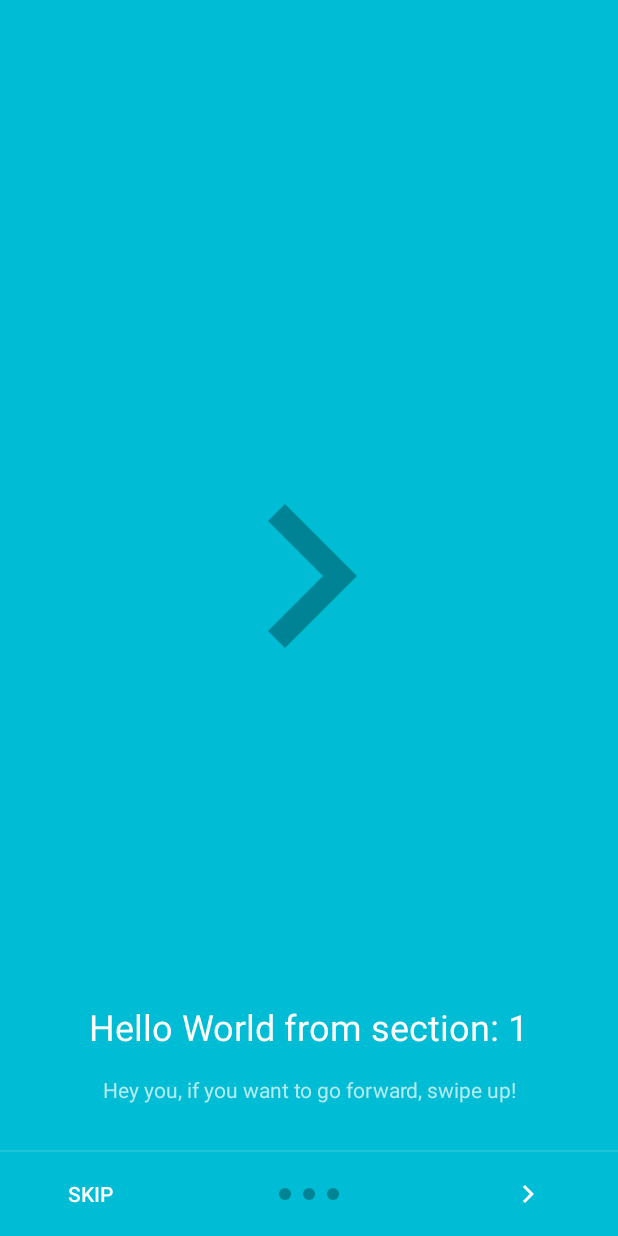
After one commit to ajr-zimmer/robodysseycontroller, an Android app: the TutorialActivity screen opened directly, with no data from a screen before it, on a phone screen of 412 x 824 dp. The commit adds this screen. Run offline under Robolectric (Android 15) with nearby library versions, the phone set to English and light mode, and no system bars.

Commit message:
Major update, new tabbed tutorial page activity. UI there, but not functional yet

```diff
--- a/app/build.gradle
+++ b/app/build.gradle
@@ -24,6 +24,8 @@ dependencies {
     androidTestCompile('com.android.support.test.espresso:espresso-core:2.2.2', {
         exclude group: 'com.android.support', module: 'support-annotations'
     })
+    // Added for onboarding/tutorial page
     compile 'com.android.support:appcompat-v7:24.2.1'
+    compile 'com.android.support:design:24.2.1'
     testCompile 'junit:junit:4.12'
 }
--- a/app/src/main/AndroidManifest.xml
+++ b/app/src/main/AndroidManifest.xml
@@ -15,6 +15,10 @@
                 <category android:name="android.intent.category.LAUNCHER" />
             </intent-filter>
         </activity>
+        <activity
+            android:name=".TutorialActivity"
+            android:label="@string/title_activity_tutorial"
+            android:theme="@style/AppTheme.NoActionBar"></activity>
     </application>
 
 </manifest>
--- a/app/src/main/java/com/cain/robodysseycontroller/MainActivity.java
+++ b/app/src/main/java/com/cain/robodysseycontroller/MainActivity.java
@@ -1,5 +1,6 @@
 package com.cain.robodysseycontroller;
 
+import android.content.Intent;
 import android.support.v7.app.AppCompatActivity;
 import android.os.Bundle;
 import android.view.View;
@@ -41,4 +42,9 @@ public class MainActivity extends AppCompatActivity implements AdapterView.OnIte
         // Another interface callback
     }
 
+    public void launchTutorial(View view){
+        Intent intent = new Intent(this, TutorialActivity.class);
+        startActivity(intent);
+    }
+
 }
--- /dev/null
+++ b/app/src/main/java/com/cain/robodysseycontroller/TutorialActivity.java
@@ -0,0 +1,178 @@
+package com.cain.robodysseycontroller;
+
+import android.support.design.widget.CoordinatorLayout;
+import android.support.design.widget.FloatingActionButton;
+import android.support.design.widget.Snackbar;
+import android.support.v7.app.AppCompatActivity;
+import android.support.v7.widget.Toolbar;
+
+import android.support.v4.app.Fragment;
+import android.support.v4.app.FragmentManager;
+import android.support.v4.app.FragmentPagerAdapter;
+import android.support.v4.view.ViewPager;
+import android.os.Bundle;
+import android.view.LayoutInflater;
+import android.view.Menu;
+import android.view.MenuItem;
+import android.view.View;
+import android.view.ViewGroup;
+
+import android.widget.Button;
+import android.widget.ImageButton;
+import android.widget.ImageView;
+import android.widget.TextView;
+
+public class TutorialActivity extends AppCompatActivity {
+
+    /**
+     * The {@link android.support.v4.view.PagerAdapter} that will provide
+     * fragments for each of the sections. We use a
+     * {@link FragmentPagerAdapter} derivative, which will keep every
+     * loaded fragment in memory. If this becomes too memory intensive, it
+     * may be best to switch to a
+     * {@link android.support.v4.app.FragmentStatePagerAdapter}.
+     */
+    private SectionsPagerAdapter mSectionsPagerAdapter;
+
+    /**
+     * The {@link ViewPager} that will host the section contents.
+     */
+    private ViewPager mViewPager;
+    ImageButton mNextBtn;
+    Button mSkipBtn, mFinishBtn;
+
+    ImageView zero, one, two;
+    ImageView[] indicators;
+
+    int lastLeftValue = 0;
+
+    CoordinatorLayout mCoordinator;
+
+    static final String TAG = "TutorialActivity";
+
+    int page = 0; // to track page position
+
+    @Override
+    protected void onCreate(Bundle savedInstanceState) {
+        super.onCreate(savedInstanceState);
+        setContentView(R.layout.activity_tutorial);
+        // Create the adapter that will return a fragment for each of the three
+        // primary sections of the activity.
+        mSectionsPagerAdapter = new SectionsPagerAdapter(getSupportFragmentManager());
+
+        mNextBtn = (ImageButton) findViewById(R.id.tutorial_btn_next);
+        mSkipBtn = (Button) findViewById(R.id.tutorial_btn_skip);
+        mFinishBtn = (Button) findViewById(R.id.tutorial_btn_finish);
+
+        zero = (ImageView) findViewById(R.id.tutorial_indicator_0);
+        one = (ImageView) findViewById(R.id.tutorial_indicator_1);
+        two = (ImageView) findViewById(R.id.tutorial_indicator_2);
+
+        mCoordinator = (CoordinatorLayout) findViewById(R.id.main_content);
+
+        indicators = new ImageView[]{zero, one, two};
+
+        // Set up the ViewPager with the sections adapter.
+        mViewPager = (ViewPager) findViewById(R.id.container);
+        mViewPager.setAdapter(mSectionsPagerAdapter);
+
+
+
+
+    }
+
+
+    @Override
+    public boolean onCreateOptionsMenu(Menu menu) {
+        // Inflate the menu; this adds items to the action bar if it is present.
+        getMenuInflater().inflate(R.menu.menu_tutorial, menu);
+        return true;
+    }
+
+    @Override
+    public boolean onOptionsItemSelected(MenuItem item) {
+        // Handle action bar item clicks here. The action bar will
+        // automatically handle clicks on the Home/Up button, so long
+        // as you specify a parent activity in AndroidManifest.xml.
+        int id = item.getItemId();
+
+        //noinspection SimplifiableIfStatement
+        if (id == R.id.action_settings) {
+            return true;
+        }
+
+        return super.onOptionsItemSelected(item);
+    }
+
+    /**
+     * A placeholder fragment containing a simple view.
+     */
+    public static class PlaceholderFragment extends Fragment {
+        /**
+         * The fragment argument representing the section number for this
+         * fragment.
+         */
+        private static final String ARG_SECTION_NUMBER = "section_number";
+
+        public PlaceholderFragment() {
+        }
+
+        /**
+         * Returns a new instance of this fragment for the given section
+         * number.
+         */
+        public static PlaceholderFragment newInstance(int sectionNumber) {
+            PlaceholderFragment fragment = new PlaceholderFragment();
+            Bundle args = new Bundle();
+            args.putInt(ARG_SECTION_NUMBER, sectionNumber);
+            fragment.setArguments(args);
+            return fragment;
+        }
+
+        @Override
+        public View onCreateView(LayoutInflater inflater, ViewGroup container,
+                                 Bundle savedInstanceState) {
+            View rootView = inflater.inflate(R.layout.fragment_tutorial, container, false);
+            TextView textView = (TextView) rootView.findViewById(R.id.section_label);
+            textView.setText(getString(R.string.section_format, getArguments().getInt(ARG_SECTION_NUMBER)));
+            return rootView;
+        }
+    }
+
+    /**
+     * A {@link FragmentPagerAdapter} that returns a fragment corresponding to
+     * one of the sections/tabs/pages.
+     */
+    public class SectionsPagerAdapter extends FragmentPagerAdapter {
+
+        public SectionsPagerAdapter(FragmentManager fm) {
+            super(fm);
+        }
+
+        @Override
+        public Fragment getItem(int position) {
+            // getItem is called to instantiate the fragment for the given page.
+            // Return a PlaceholderFragment (defined as a static inner class below).
+            return PlaceholderFragment.newInstance(position + 1);
+        }
+
+        @Override
+        public int getCount() {
+            // Show 3 total pages.
+            return 3;
+        }
+
+        @Override
+        public CharSequence getPageTitle(int position) {
+            switch (position) {
+                case 0:
+                    return "SECTION 1";
+                case 1:
+                    return "SECTION 2";
+                case 2:
+                    return "SECTION 3";
+            }
+            return null;
+        }
+    }
+}
--- /dev/null
+++ b/app/src/main/res/drawable/ic_chevron_right_24dp.xml
@@ -0,0 +1,10 @@
+<?xml version="1.0" encoding="utf-8"?>
+<vector xmlns:android="http://schemas.android.com/apk/res/android"
+    android:width="24dp"
+    android:height="24dp"
+    android:viewportWidth="24.0"
+    android:viewportHeight="24.0">
+    <path
+        android:fillColor="#FF000000"
+        android:pathData="M10,6L8.59,7.41 13.17,12l-4.58,4.59L10,18l6,-6z"/>
+</vector>
--- /dev/null
+++ b/app/src/main/res/drawable/indicator_unselected.xml
@@ -0,0 +1,6 @@
+<?xml version="1.0" encoding="utf-8"?>
+<shape xmlns:android="http://schemas.android.com/apk/res/android"
+    android:shape="oval">
+    <corners android:radius="100dp" />
+    <solid android:color="@color/indicator_unselected" />
+</shape>
--- a/app/src/main/res/layout/activity_main.xml
+++ b/app/src/main/res/layout/activity_main.xml
@@ -44,7 +44,8 @@
         android:layout_marginBottom="44dp"
         android:id="@+id/button"
         android:layout_alignParentBottom="true"
-        android:layout_centerHorizontal="true" />
+        android:layout_centerHorizontal="true"
+        android:onClick="launchTutorial" />
 
 
 </RelativeLayout>
--- /dev/null
+++ b/app/src/main/res/layout/activity_tutorial.xml
@@ -0,0 +1,99 @@
+<?xml version="1.0" encoding="utf-8"?>
+<android.support.design.widget.CoordinatorLayout xmlns:android="http://schemas.android.com/apk/res/android"
+    xmlns:app="http://schemas.android.com/apk/res-auto"
+    xmlns:tools="http://schemas.android.com/tools"
+    android:id="@+id/main_content"
+    android:layout_width="match_parent"
+    android:layout_height="match_parent"
+    android:fitsSystemWindows="true"
+    android:background="@color/cyan"
+    tools:context="com.cain.robodysseycontroller.TutorialActivity">
+
+    <android.support.v4.view.ViewPager
+        android:id="@+id/container"
+        android:layout_width="match_parent"
+        android:layout_height="match_parent"
+        android:paddingBottom="?attr/actionBarSize" />
+
+    <!-- divider -->
+    <View
+        android:layout_width="match_parent"
+        android:layout_height="1dp"
+        android:layout_gravity="bottom"
+        android:layout_marginBottom="?attr/actionBarSize"
+        android:alpha="0.12"
+        android:background="@android:color/white" />
+
+    <FrameLayout
+        android:layout_width="match_parent"
+        android:layout_height="?attr/actionBarSize"
+        android:layout_gravity="bottom"
+        android:paddingEnd="@dimen/activity_horizontal_margin"
+        android:paddingLeft="@dimen/activity_horizontal_margin"
+        android:paddingRight="@dimen/activity_horizontal_margin"
+        android:paddingStart="@dimen/activity_horizontal_margin">
+
+        <Button
+            android:id="@+id/tutorial_btn_skip"
+            style="@style/Widget.AppCompat.Button.Borderless"
+            android:layout_width="wrap_content"
+            android:layout_height="wrap_content"
+            android:layout_gravity="start|center"
+            android:text="Skip"
+            android:textColor="@android:color/white" />
+
+        <LinearLayout
+            android:layout_width="wrap_content"
+            android:layout_height="wrap_content"
+            android:layout_gravity="center"
+            android:orientation="horizontal">
+
+            <ImageView
+                android:id="@+id/tutorial_indicator_0"
+                android:layout_width="8dp"
+                android:layout_height="8dp"
+                android:layout_marginEnd="@dimen/activity_margin_half"
+                android:layout_marginRight="@dimen/activity_margin_half"
+                android:background="@drawable/indicator_unselected" />
+
+            <!-- Other two indicators here-->
+            <ImageView
+                android:id="@+id/tutorial_indicator_1"
+                android:layout_width="8dp"
+                android:layout_height="8dp"
+                android:layout_marginEnd="@dimen/activity_margin_half"
+                android:layout_marginRight="@dimen/activity_margin_half"
+                android:background="@drawable/indicator_unselected" />
+
+            <ImageView
+                android:id="@+id/tutorial_indicator_2"
+                style="@style/Widget.AppCompat.Button.Borderless"
+                android:layout_width="8dp"
+                android:layout_height="8dp"
+                android:background="@drawable/indicator_unselected" />
+
+        </LinearLayout>
+        <!-- This overlaps the next button in the last slide -->
+        <Button
+            android:id="@+id/tutorial_btn_finish"
+            style="@style/Widget.AppCompat.Button.Borderless"
+            android:layout_width="wrap_content"
+            android:layout_height="wrap_content"
+            android:layout_gravity="end|center"
+            android:text="Finish"
+            android:textColor="@android:color/white"
+            android:visibility="gone" />
+
+        <ImageButton
+            android:id="@+id/tutorial_btn_next"
+            style="@style/Widget.AppCompat.Button.Borderless"
+            android:layout_width="wrap_content"
+            android:layout_height="wrap_content"
+            android:layout_gravity="end|center"
+            android:padding="@dimen/activity_horizontal_margin"
+            android:src="@drawable/ic_chevron_right_24dp"
+            android:tint="@android:color/white" />
+
+    </FrameLayout>
+
+</android.support.design.widget.CoordinatorLayout>
--- /dev/null
+++ b/app/src/main/res/layout/fragment_tutorial.xml
@@ -0,0 +1,52 @@
+<?xml version="1.0" encoding="utf-8"?>
+<FrameLayout xmlns:android="http://schemas.android.com/apk/res/android"
+    xmlns:tools="http://schemas.android.com/tools"
+    android:layout_width="match_parent"
+    android:layout_height="match_parent"
+    android:padding="@dimen/activity_horizontal_margin"
+    tools:context="com.cain.robodysseycontroller.TutorialActivity$PlaceholderFragment">
+
+    <FrameLayout
+        android:layout_width="match_parent"
+        android:layout_height="match_parent">
+
+        <ImageView
+            android:id="@+id/section_img"
+            android:layout_width="192dp"
+            android:layout_height="192dp"
+            android:layout_gravity="center"
+            android:adjustViewBounds="true"
+            android:alpha="0.30"
+            android:background="@drawable/ic_chevron_right_24dp"
+            android:scaleType="fitCenter"/>
+
+    </FrameLayout>
+
+    <LinearLayout
+        android:layout_width="match_parent"
+        android:layout_height="wrap_content"
+        android:layout_gravity="bottom"
+        android:gravity="center"
+        android:orientation="vertical"
+        android:padding="@dimen/activity_horizontal_margin">
+
+        <TextView
+            android:id="@+id/section_label"
+            style="@style/TextAppearance.AppCompat.Headline"
+            android:layout_width="wrap_content"
+            android:layout_height="wrap_content"
+            android:textColor="@android:color/white"
+            tools:text="Page One" />
+
+        <TextView
+            style="@style/TextAppearance.AppCompat.Body1"
+            android:layout_width="wrap_content"
+            android:layout_height="wrap_content"
+            android:layout_marginTop="@dimen/activity_horizontal_margin"
+            android:alpha="0.7"
+            android:gravity="center"
+            android:text="Hey you, if you want to go forward, swipe up!"
+            android:textColor="@android:color/white" />
+
+    </LinearLayout>
+</FrameLayout>
--- /dev/null
+++ b/app/src/main/res/menu/menu_tutorial.xml
@@ -0,0 +1,10 @@
+<menu xmlns:android="http://schemas.android.com/apk/res/android"
+    xmlns:app="http://schemas.android.com/apk/res-auto"
+    xmlns:tools="http://schemas.android.com/tools"
+    tools:context="com.cain.robodysseycontroller.TutorialActivity">
+    <item
+        android:id="@+id/action_settings"
+        android:orderInCategory="100"
+        android:title="@string/action_settings"
+        app:showAsAction="never" />
+</menu>
--- /dev/null
+++ b/app/src/main/res/values-v21/styles.xml
@@ -0,0 +1,9 @@
+<resources>
+
+    <style name="AppTheme.NoActionBar">
+        <item name="windowActionBar">false</item>
+        <item name="windowNoTitle">true</item>
+        <item name="android:windowDrawsSystemBarBackgrounds">true</item>
+        <item name="android:statusBarColor">@android:color/transparent</item>
+    </style>
+</resources>
--- a/app/src/main/res/values/colors.xml
+++ b/app/src/main/res/values/colors.xml
@@ -3,4 +3,8 @@
     <color name="colorPrimary">#3F51B5</color>
     <color name="colorPrimaryDark">#303F9F</color>
     <color name="colorAccent">#FF4081</color>
+
+    <color name="indicator_unselected">#4D000000</color>
+
+    <color name="cyan">#00BCD4</color>
 </resources>
--- a/app/src/main/res/values/dimens.xml
+++ b/app/src/main/res/values/dimens.xml
@@ -2,4 +2,19 @@
     <!-- Default screen margins, per the Android Design guidelines. -->
     <dimen name="activity_horizontal_margin">16dp</dimen>
     <dimen name="activity_vertical_margin">16dp</dimen>
+    <dimen name="fab_margin">16dp</dimen>
+    <dimen name="appbar_padding_top">8dp</dimen>
+    <!-- Additional settings from Suleiman19 -->
+    <!-- https://github.com/Suleiman19/Android-Material-Design-for-pre-Lollipop -->
+    <dimen name="fab_elevation">8dp</dimen>
+    <dimen name="fab_elevation_press">12dp</dimen>
+    <dimen name="fab_size">56dp</dimen>
+
+    <dimen name="statusbar_size">24dp</dimen>
+
+    <dimen name="cardview_toolbar_spacer">16dp</dimen>
+
+    <dimen name="toolbar_double_height">112dp</dimen>
+    <dimen name="activity_margin_half">8dp</dimen>
+
 </resources>
--- a/app/src/main/res/values/strings.xml
+++ b/app/src/main/res/values/strings.xml
@@ -8,5 +8,8 @@
         <item>Antarctica</item>
     </string-array>
     <string name="launchmapbtn">Let\'s Go!</string>
+    <string name="title_activity_tutorial">TutorialActivity</string>
+    <string name="action_settings">Settings</string>
+    <string name="section_format">Hello World from section: %1$d</string>
 
 </resources>
--- a/app/src/main/res/values/styles.xml
+++ b/app/src/main/res/values/styles.xml
@@ -8,4 +8,13 @@
         <item name="colorAccent">@color/colorAccent</item>
     </style>
 
+    <style name="AppTheme.NoActionBar">
+        <item name="windowActionBar">false</item>
+        <item name="windowNoTitle">true</item>
+    </style>
+
+    <style name="AppTheme.AppBarOverlay" parent="ThemeOverlay.AppCompat.Dark.ActionBar" />
+
+    <style name="AppTheme.PopupOverlay" parent="ThemeOverlay.AppCompat.Light" />
+
 </resources>
--- a/build.gradle
+++ b/build.gradle
@@ -6,6 +6,9 @@ buildscript {
     }
     dependencies {
         classpath 'com.android.tools.build:gradle:2.2.2'
+
+
+
 
         // NOTE: Do not place your application dependencies here; they belong
         // in the individual module build.gradle files
```
